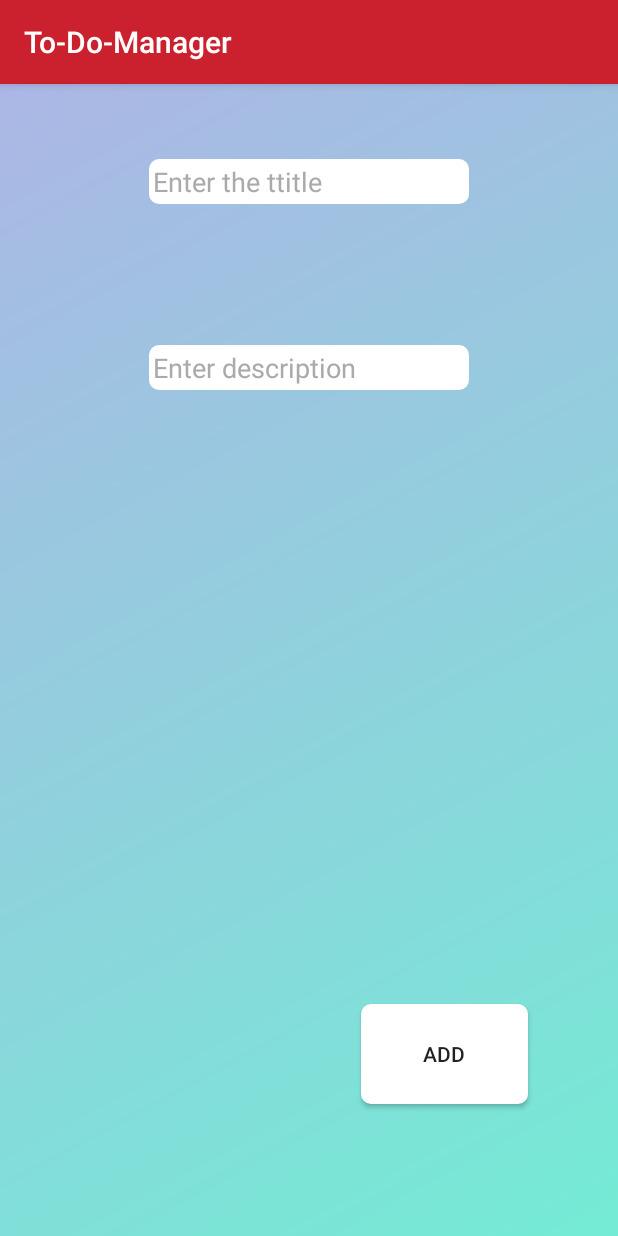
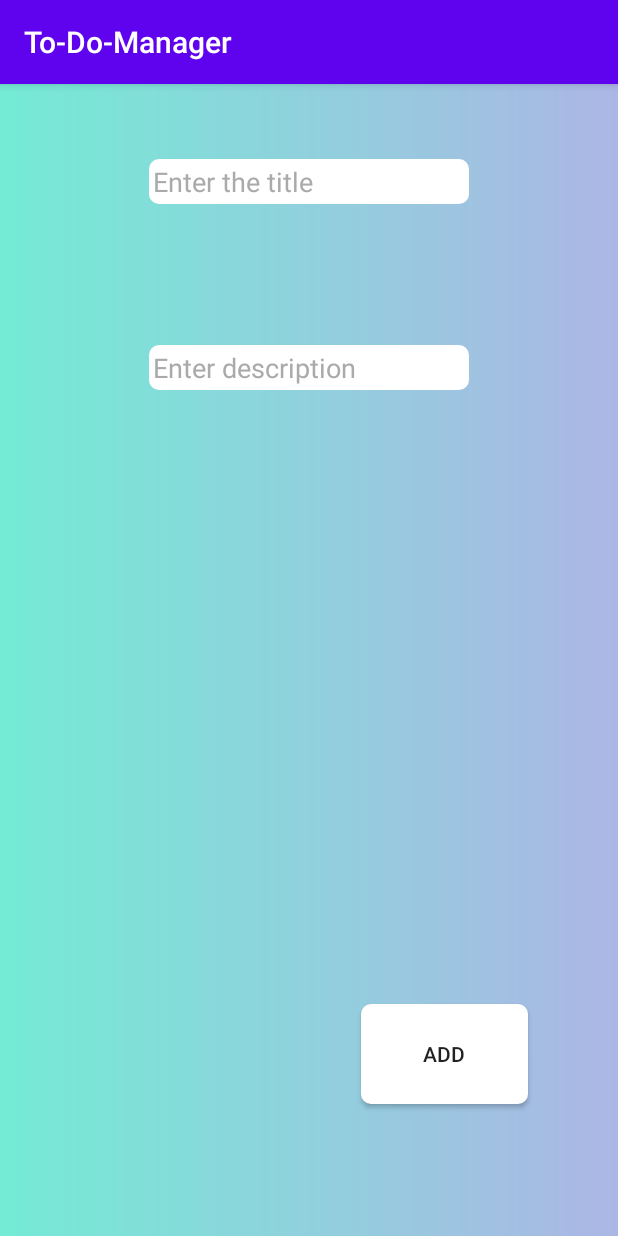
Before and after one commit to imamarham10/To-Do-Manager, an Android app: the add_note screen opened directly, with no data from a screen before it, on a phone screen of 412 x 824 dp. Run offline under Robolectric (Android 15) with nearby library versions, the phone set to English and light mode, and no system bars; 1 statement that could not run was skipped.

Commit message:
Describing button's function

```diff
--- a/app/src/main/java/com/example/to_do_manager/add_note.kt
+++ b/app/src/main/java/com/example/to_do_manager/add_note.kt
@@ -6,11 +6,26 @@ import android.os.Bundle
 import android.view.View
 import android.widget.Toast
 import kotlinx.android.synthetic.main.activity_add_note.*
+import java.lang.Exception
 
 class add_note : AppCompatActivity() {
     override fun onCreate(savedInstanceState: Bundle?) {
+        val dbTable = "Notes"
+        var id = 0
         super.onCreate(savedInstanceState)
         setContentView(R.layout.activity_add_note)
+
+        var bundle:Bundle = intent.extras!!
+        try
+        {
+            id = bundle.getInt("ID",0)
+            if(id!=0)
+            {
+                etTitle.setText(bundle.getString("Title"))
+                etDes.setText(bundle.getString("Description"))
+            }
+        }
+        catch (ex:Exception){}
     }
     fun  buAdd(view:View){
         var dbManager=DbManager(this)
@@ -21,7 +36,7 @@ class add_note : AppCompatActivity() {
 
         val ID = dbManager.Insert(values)
         if (ID > 0) {
-            Toast.makeText(this, " note is added", Toast.LENGTH_LONG).show()
+            Toast.makeText(this, " Note added", Toast.LENGTH_LONG).show()
             finish()
         } else {
             Toast.makeText(this, " cannot add note ", Toast.LENGTH_LONG).show()
--- a/app/src/main/res/drawable/background_layout.xml
+++ b/app/src/main/res/drawable/background_layout.xml
@@ -3,5 +3,5 @@
     <gradient
         android:startColor="#74ebd5"
         android:endColor="#ACB6E5"
-        android:angle="135"/>
+        android:angle="0"/>
 </shape>
--- a/app/src/main/res/layout/activity_add_note.xml
+++ b/app/src/main/res/layout/activity_add_note.xml
@@ -14,7 +14,7 @@
         android:layout_marginTop="50dp"
         android:background="@drawable/background_ticket"
         android:ems="10"
-        android:hint="Enter the ttitle"
+        android:hint="Enter the title"
         android:inputType="textPersonName"
         android:textColorHint="@android:color/darker_gray"
         app:layout_constraintEnd_toEndOf="parent"
--- a/app/src/main/res/values/colors.xml
+++ b/app/src/main/res/values/colors.xml
@@ -1,7 +1,7 @@
 <?xml version="1.0" encoding="utf-8"?>
 <resources>
-    <color name="colorPrimary">#6200EE</color>
-    <color name="colorPrimaryDark">#3700B3</color>
+    <color name="colorPrimary">#5F03EE</color>
+    <color name="colorPrimaryDark">#461F85</color>
     <color name="colorAccent">#03DAC5</color>
     <color name="red">#CB202D</color>
     <color name="black">#2D2D2D</color>
--- a/app/src/main/res/values/styles.xml
+++ b/app/src/main/res/values/styles.xml
@@ -2,8 +2,8 @@
     <!-- Base application theme. -->
     <style name="AppTheme" parent="Theme.AppCompat.Light.DarkActionBar">
         <!-- Customize your theme here. -->
-        <item name="colorPrimary">@color/red</item>
-        <item name="colorPrimaryDark">@color/black</item>
+        <item name="colorPrimary">@color/colorPrimary</item>
+        <item name="colorPrimaryDark">@color/colorPrimaryDark</item>
         <item name="colorAccent">@color/colorAccent</item>
 
     </style>
```
Also changed, not shown: app/src/main/java/com/example/to_do_manager/DbManager.kt (+17 -5 lines), app/src/main/java/com/example/to_do_manager/MainActivity.kt (+28 -3 lines), app/src/main/res/layout/ticket.xml (+4 -3 lines).
